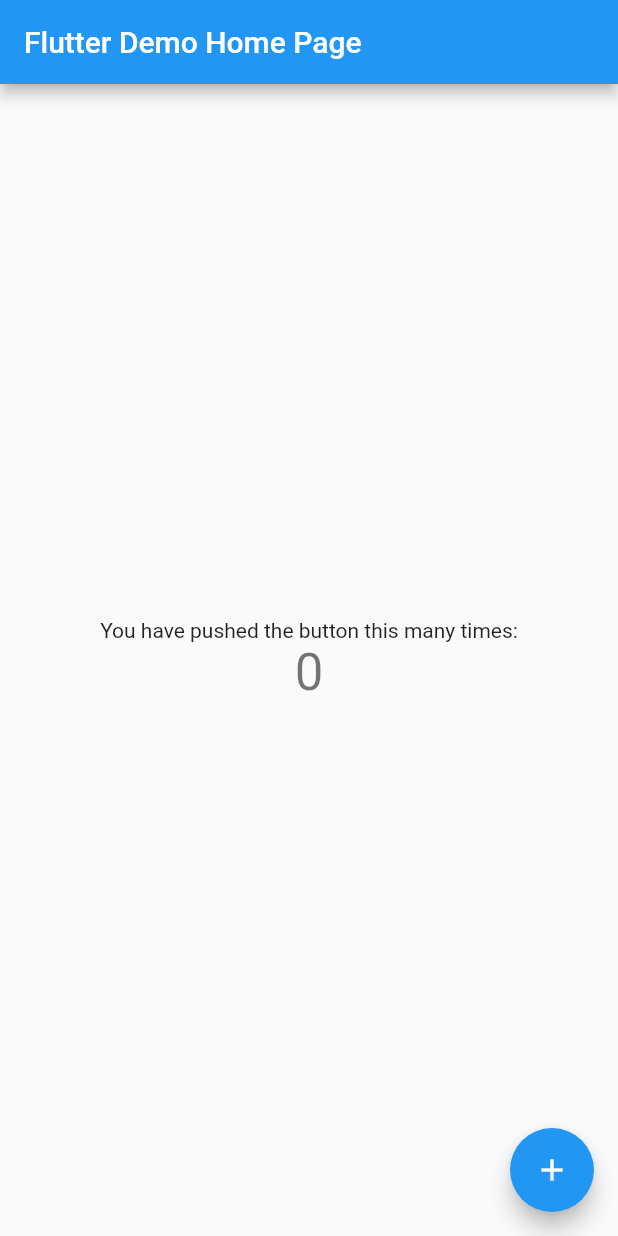
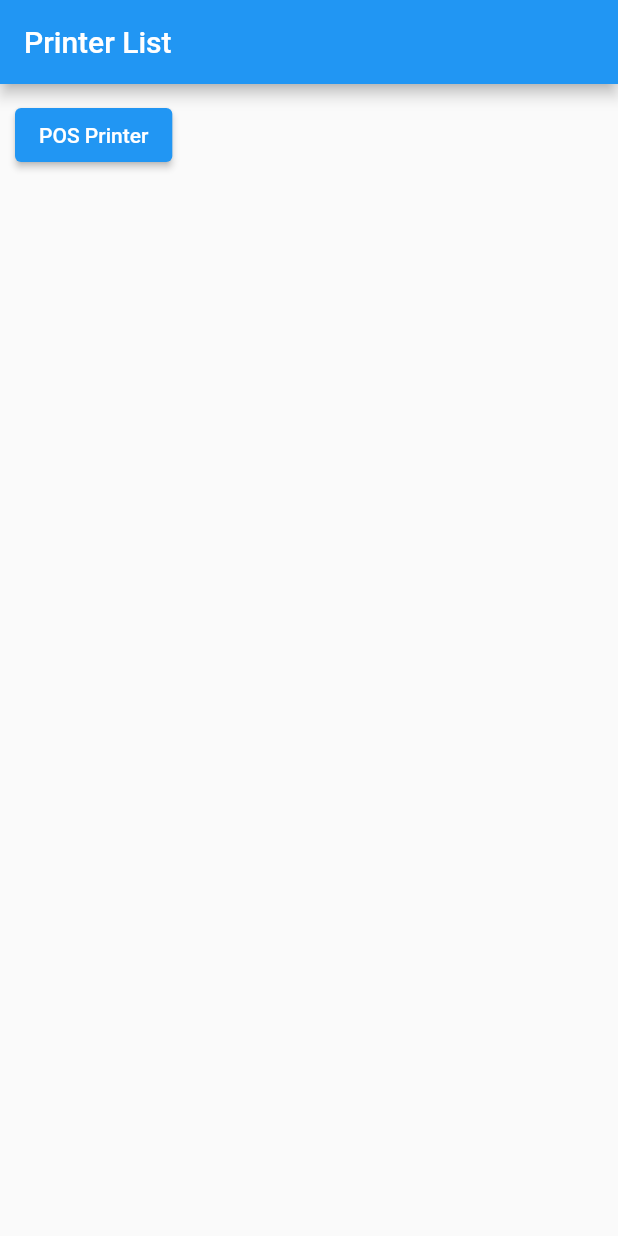
Before and after one commit to DavidMilai/Thermal-Printer, a Flutter app: the screen it shows after launch, on a phone screen of 412 x 824 dp. Run offline on Flutter 3.47's test engine with Material 2 defaults, Android fonts, the phone set to English and light mode, and no system bars.

Commit message:
Printer list

```diff
--- a/lib/main.dart
+++ b/lib/main.dart
@@ -1,3 +1,4 @@
+import 'package:ThermalPrinter/screens/printer_screens.dart';
 import 'package:flutter/material.dart';
 
 void main() {
@@ -11,107 +12,10 @@ class MyApp extends StatelessWidget {
     return MaterialApp(
       title: 'Flutter Demo',
       theme: ThemeData(
-        // This is the theme of your application.
-        //
-        // Try running your application with "flutter run". You'll see the
-        // application has a blue toolbar. Then, without quitting the app, try
-        // changing the primarySwatch below to Colors.green and then invoke
-        // "hot reload" (press "r" in the console where you ran "flutter run",
-        // or simply save your changes to "hot reload" in a Flutter IDE).
-        // Notice that the counter didn't reset back to zero; the application
-        // is not restarted.
         primarySwatch: Colors.blue,
-        // This makes the visual density adapt to the platform that you run
-        // the app on. For desktop platforms, the controls will be smaller and
-        // closer together (more dense) than on mobile platforms.
         visualDensity: VisualDensity.adaptivePlatformDensity,
       ),
-      home: MyHomePage(title: 'Flutter Demo Home Page'),
+      home:PrinterScreens(),
     );
   }
 }
-
-class MyHomePage extends StatefulWidget {
-  MyHomePage({Key key, this.title}) : super(key: key);
-
-  // This widget is the home page of your application. It is stateful, meaning
-  // that it has a State object (defined below) that contains fields that affect
-  // how it looks.
-
-  // This class is the configuration for the state. It holds the values (in this
-  // case the title) provided by the parent (in this case the App widget) and
-  // used by the build method of the State. Fields in a Widget subclass are
-  // always marked "final".
-
-  final String title;
-
-  @override
-  _MyHomePageState createState() => _MyHomePageState();
-}
-
-class _MyHomePageState extends State<MyHomePage> {
-  int _counter = 0;
-
-  void _incrementCounter() {
-    setState(() {
-      // This call to setState tells the Flutter framework that something has
-      // changed in this State, which causes it to rerun the build method below
-      // so that the display can reflect the updated values. If we changed
-      // _counter without calling setState(), then the build method would not be
-      // called again, and so nothing would appear to happen.
-      _counter++;
-    });
-  }
-
-  @override
-  Widget build(BuildContext context) {
-    // This method is rerun every time setState is called, for instance as done
-    // by the _incrementCounter method above.
-    //
-    // The Flutter framework has been optimized to make rerunning build methods
-    // fast, so that you can just rebuild anything that needs updating rather
-    // than having to individually change instances of widgets.
-    return Scaffold(
-      appBar: AppBar(
-        // Here we take the value from the MyHomePage object that was created by
-        // the App.build method, and use it to set our appbar title.
-        title: Text(widget.title),
-      ),
-      body: Center(
-        // Center is a layout widget. It takes a single child and positions it
-        // in the middle of the parent.
-        child: Column(
-          // Column is also a layout widget. It takes a list of children and
-          // arranges them vertically. By default, it sizes itself to fit its
-          // children horizontally, and tries to be as tall as its parent.
-          //
-          // Invoke "debug painting" (press "p" in the console, choose the
-          // "Toggle Debug Paint" action from the Flutter Inspector in Android
-          // Studio, or the "Toggle Debug Paint" command in Visual Studio Code)
-          // to see the wireframe for each widget.
-          //
-          // Column has various properties to control how it sizes itself and
-          // how it positions its children. Here we use mainAxisAlignment to
-          // center the children vertically; the main axis here is the vertical
-          // axis because Columns are vertical (the cross axis would be
-          // horizontal).
-          mainAxisAlignment: MainAxisAlignment.center,
-          children: <Widget>[
-            Text(
-              'You have pushed the button this many times:',
-            ),
-            Text(
-              '$_counter',
-              style: Theme.of(context).textTheme.headline4,
-            ),
-          ],
-        ),
-      ),
-      floatingActionButton: FloatingActionButton(
-        onPressed: _incrementCounter,
-        tooltip: 'Increment',
-        child: Icon(Icons.add),
-      ), // This trailing comma makes auto-formatting nicer for build methods.
-    );
-  }
-}
--- /dev/null
+++ b/lib/screens/printer_screens.dart
@@ -0,0 +1,25 @@
+import 'package:flutter/material.dart';
+
+
+class PrinterScreens extends StatelessWidget {
+  const PrinterScreens({Key key}) : super(key: key);
+
+  @override
+  Widget build(BuildContext context) {
+    return Scaffold(appBar: AppBar(
+      title: Text("Printer List")
+    ),
+      body: Padding(
+        padding:  EdgeInsets.all(10),
+        child: Column(
+          children: [
+            ElevatedButton(
+                child:           Text("POS Printer"),
+
+                onPressed: ()=>print("Hello"))
+          ],
+        ),
+      ),
+    );
+  }
+}
```
